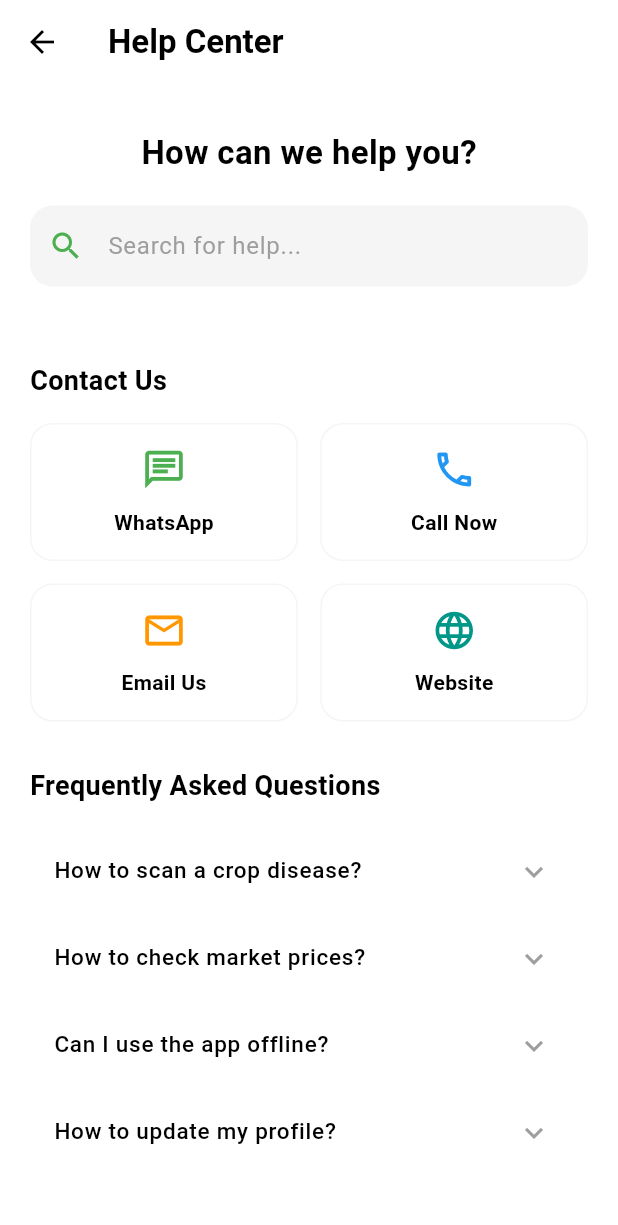
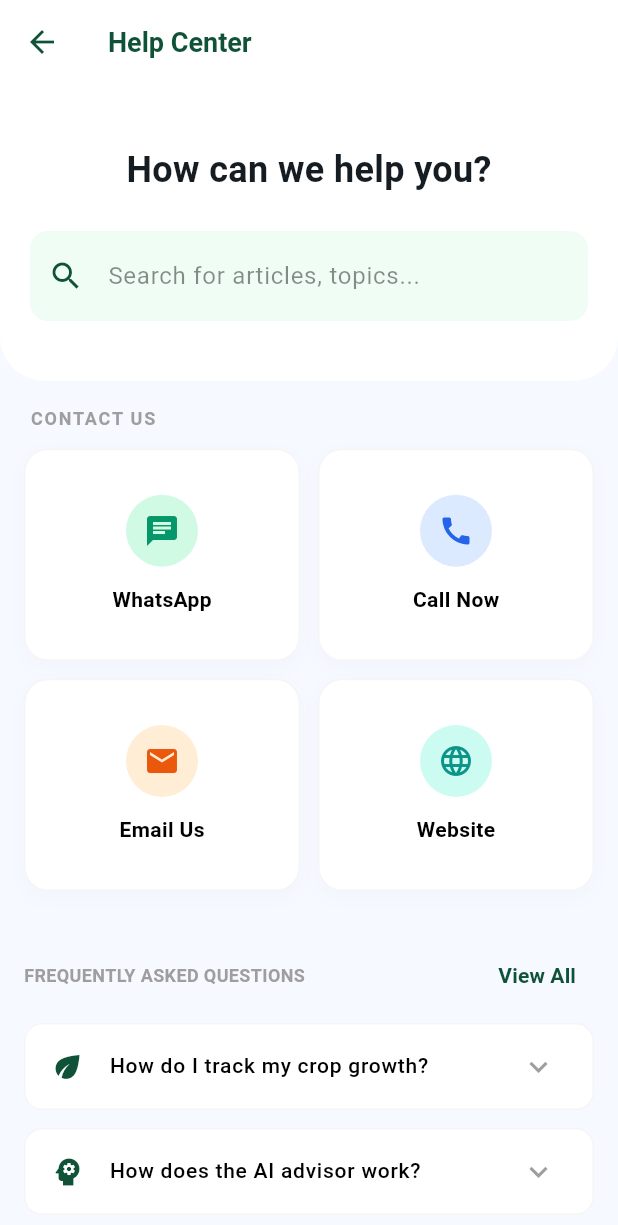
Before and after one commit to duvindupiyumika/govi_app, a Flutter app: the HelpCenterScreen screen opened directly, on a phone screen of 412 x 824 dp. Shown: the top 1225 px of the screen. Run offline on Flutter 3.47's test engine with Material 3 defaults, Android fonts, the light colour scheme and no system bars; our stand-ins replace cloud_firestore, firebase_core, flutter_dotenv, image_picker; accounts and stored records are empty.

Commit message:
Refactored Help Center UI and fixed image error

```diff
--- a/lib/screens/profile/help_center_screen.dart
+++ b/lib/screens/profile/help_center_screen.dart
@@ -5,58 +5,70 @@ class HelpCenterScreen extends StatelessWidget {
 
   @override
   Widget build(BuildContext context) {
-    final theme = Theme.of(context);
-    final isDark = theme.brightness == Brightness.dark;
+    const Color primaryEmerald = Color(0xFF0F5238);
+    const Color backgroundSurface = Color(0xFFF6F9FF);
+    const Color searchBarColor = Color(0xFFF0FDF4);
 
     return Scaffold(
-      // 🔥 මුළු පිටුවේම පසුබිම theme එක අනුව මාරු වේ
-      backgroundColor: theme.scaffoldBackgroundColor,
+      backgroundColor: backgroundSurface,
+
+      // --- Top App Bar ---
       appBar: AppBar(
-        title: const Text("Help Center", style: TextStyle(fontWeight: FontWeight.bold)),
+        backgroundColor: Colors.white,
         elevation: 0,
-        backgroundColor: theme.appBarTheme.backgroundColor,
-        iconTheme: theme.appBarTheme.iconTheme,
+        leading: IconButton(
+          icon: const Icon(Icons.arrow_back, color: primaryEmerald),
+          onPressed: () => Navigator.pop(context),
         ),
+        title: const Text(
+          "Help Center",
+          style: TextStyle(
+            color: primaryEmerald,
+            fontWeight: FontWeight.bold,
+            fontSize: 18,
+          ),
+        ),
+        surfaceTintColor: Colors.transparent,
+      ),
+
       body: SingleChildScrollView(
         child: Column(
           children: [
             // --- Header & Search Section ---
             Container(
               width: double.infinity,
-              padding: const EdgeInsets.symmetric(horizontal: 20, vertical: 30),
-              decoration: BoxDecoration(
-                // 🔥 Gemini Surface Color එක මෙතනට වැටෙනවා
-                color: theme.colorScheme.surface,
-                borderRadius: const BorderRadius.only(
+              padding: const EdgeInsets.symmetric(horizontal: 20, vertical: 40),
+              decoration: const BoxDecoration(
+                color: Colors.white,
+                borderRadius: BorderRadius.only(
                   bottomLeft: Radius.circular(30),
                   bottomRight: Radius.circular(30),
                 ),
               ),
               child: Column(
                 children: [
-                  Text(
+                  const Text(
                     "How can we help you?",
                     style: TextStyle(
-                      fontSize: 22,
+                      fontSize: 24,
                       fontWeight: FontWeight.bold,
-                      color: theme.colorScheme.onSurface, // 🔥 Adaptive Text
+                      color: Color(0xFF151C22),
                     ),
                   ),
-                  const SizedBox(height: 20),
+                  const SizedBox(height: 24),
+
                   Container(
                     decoration: BoxDecoration(
-                      // 🔥 Search bar එක පේන්න පොඩි වෙනසක් කළා
-                      color: isDark ? Colors.black38 : Colors.grey[100],
-                      borderRadius: BorderRadius.circular(15),
+                      color: searchBarColor,
+                      borderRadius: BorderRadius.circular(12),
                     ),
-                    child: TextField(
-                      style: TextStyle(color: theme.colorScheme.onSurface),
+                    child: const TextField(
                       decoration: InputDecoration(
-                        hintText: "Search for help...",
-                        hintStyle: TextStyle(color: isDark ? Colors.white38 : Colors.grey),
-                        prefixIcon: const Icon(Icons.search, color: Colors.green),
+                        hintText: "Search for articles, topics...",
+                        hintStyle: TextStyle(color: Colors.black45),
+                        prefixIcon: Icon(Icons.search, color: primaryEmerald),
                         border: InputBorder.none,
-                        contentPadding: const EdgeInsets.symmetric(vertical: 15),
+                        contentPadding: EdgeInsets.symmetric(vertical: 18),
                       ),
                     ),
                   ),
@@ -65,52 +77,97 @@ class HelpCenterScreen extends StatelessWidget {
             ),
 
             Padding(
-              padding: const EdgeInsets.all(20.0),
+              padding: const EdgeInsets.all(16.0),
               child: Column(
                 crossAxisAlignment: CrossAxisAlignment.start,
                 children: [
-                  // --- Contact Options Grid ---
-                  Text(
-                      "Contact Us",
+
+                  // --- Contact Us Section ---
+                  const Padding(
+                    padding: EdgeInsets.only(left: 4, bottom: 12),
+                    child: Text(
+                      "CONTACT US",
                       style: TextStyle(
-                          fontSize: 18,
+                        fontSize: 12,
                         fontWeight: FontWeight.bold,
-                          color: theme.colorScheme.onSurface
-                      )
+                        color: Colors.grey,
+                        letterSpacing: 1.2,
                       ),
-                  const SizedBox(height: 15),
-                  Row(
+                    ),
+                  ),
+                  GridView.count(
+                    shrinkWrap: true,
+                    physics: const NeverScrollableScrollPhysics(),
+                    crossAxisCount: 2,
+                    crossAxisSpacing: 12,
+                    mainAxisSpacing: 12,
+                    childAspectRatio: 1.3,
                     children: [
-                      _buildContactCard(context, Icons.chat_outlined, "WhatsApp", Colors.green),
-                      const SizedBox(width: 15),
-                      _buildContactCard(context, Icons.call_outlined, "Call Now", Colors.blue),
-                    ],
-                  ),
-                  const SizedBox(height: 15),
-                  Row(
-                    children: [
-                      _buildContactCard(context, Icons.email_outlined, "Email Us", Colors.orange),
-                      const SizedBox(width: 15),
-                      _buildContactCard(context, Icons.language, "Website", Colors.teal),
+                      _buildContactCard(Icons.chat, "WhatsApp", const Color(0xFFD1FAE5), const Color(0xFF059669)),
+                      _buildContactCard(Icons.call, "Call Now", const Color(0xFFDBEAFE), const Color(0xFF2563EB)),
+                      _buildContactCard(Icons.email, "Email Us", const Color(0xFFFFEDD5), const Color(0xFFEA580C)),
+                      _buildContactCard(Icons.language, "Website", const Color(0xFFCCFBF1), const Color(0xFF0D9488)),
                     ],
                   ),
 
-                  const SizedBox(height: 30),
+                  const SizedBox(height: 32),
 
                   // --- FAQ Section ---
-                  Text(
-                      "Frequently Asked Questions",
-                      style: TextStyle(
-                          fontSize: 18,
-                          fontWeight: FontWeight.bold,
-                          color: theme.colorScheme.onSurface
-                      )
+                  Row(
+                    mainAxisAlignment: MainAxisAlignment.spaceBetween,
+                    children: [
+                      const Text(
+                        "FREQUENTLY ASKED QUESTIONS",
+                        style: TextStyle(fontSize: 12, fontWeight: FontWeight.bold, color: Colors.grey),
                       ),
-                  const SizedBox(height: 15),
-                  _buildFAQItem(context, "How to scan a crop disease?", "Go to AI Hub and click on 'Scan Disease' button to take a photo of your crop."),
-                  _buildFAQItem(context, "How to check market prices?", "You can find the latest market prices in the 'Market' tab in the bottom navigation."),
-                  _buildFAQItem(context, "Can I use the app offline?", "Basic information is available offline, but AI analysis requires an internet connection."),
-                  _buildFAQItem(context, "How to update my profile?", "Go to Profile tab and click on 'Manage Profile' to change your details."),
+                      TextButton(
+                        onPressed: () {},
+                        child: const Text("View All", style: TextStyle(color: primaryEmerald, fontWeight: FontWeight.bold)),
+                      ),
+                    ],
+                  ),
+                  const SizedBox(height: 8),
+                  _buildFAQItem(Icons.eco, "How do I track my crop growth?"),
+                  _buildFAQItem(Icons.psychology, "How does the AI advisor work?"),
+                  _buildFAQItem(Icons.shopping_cart, "Can I sell my produce on Market?"),
+                  _buildFAQItem(Icons.history_edu, "Where can I find learning resources?"),
+
+                  const SizedBox(height: 32),
+
+                  // --- Support Banner Section ---
+                  Container(
+                    width: double.infinity,
+                    padding: const EdgeInsets.all(24),
+                    decoration: BoxDecoration(
+                      color: const Color(0xFF115E59), // Dark Teal/Emerald
+                      borderRadius: BorderRadius.circular(20),
+                    ),
+                    child: Column(
+                      crossAxisAlignment: CrossAxisAlignment.start,
+                      children: [
+                        const Text(
+                          "Need 24/7 Technical Support?",
+                          style: TextStyle(color: Colors.white, fontSize: 18, fontWeight: FontWeight.bold),
+                        ),
+                        const SizedBox(height: 8),
+                        const Text(
+                          "Our enterprise partners get dedicated account managers and priority support.",
+                          style: TextStyle(color: Colors.white70, fontSize: 13),
+                        ),
+                        const SizedBox(height: 16),
+                        ElevatedButton(
+                          onPressed: () {},
+                          style: ElevatedButton.styleFrom(
+                            backgroundColor: Colors.white,
+                            foregroundColor: primaryEmerald,
+                            shape: RoundedRectangleBorder(borderRadius: BorderRadius.circular(20)),
+                          ),
+                          child: const Text("Upgrade Now"),
+                        ),
+                      ],
+                    ),
+                  ),
+                  const SizedBox(height: 100),
                 ],
               ),
             ),
@@ -120,55 +177,47 @@ class HelpCenterScreen extends StatelessWidget {
     );
   }
 
-  Widget _buildContactCard(BuildContext context, IconData icon, String title, Color color) {
-    final isDark = Theme.of(context).brightness == Brightness.dark;
+  // --- Helper Widgets ---
 
-    return Expanded(
-      child: Container(
-        padding: const EdgeInsets.all(15),
+  Widget _buildContactCard(IconData icon, String title, Color bgColor, Color iconColor) {
+    return Container(
       decoration: BoxDecoration(
-          color: Theme.of(context).colorScheme.surface, // 🔥 Adaptive Card
-          borderRadius: BorderRadius.circular(15),
-          border: Border.all(color: isDark ? Colors.white10 : Colors.grey.withOpacity(0.1)),
+        color: Colors.white,
+        borderRadius: BorderRadius.circular(16),
+        border: Border.all(color: Colors.grey.withOpacity(0.1)),
+        boxShadow: [
+          BoxShadow(color: Colors.black.withOpacity(0.02), blurRadius: 10, offset: const Offset(0, 4)),
+        ],
       ),
       child: Column(
+        mainAxisAlignment: MainAxisAlignment.center,
         children: [
-            Icon(icon, color: color, size: 30),
-            const SizedBox(height: 10),
-            Text(
-                title,
-                style: TextStyle(
-                    fontWeight: FontWeight.bold,
-                    color: Theme.of(context).colorScheme.onSurface
-                )
+          Container(
+            padding: const EdgeInsets.all(12),
+            decoration: BoxDecoration(color: bgColor, shape: BoxShape.circle),
+            child: Icon(icon, color: iconColor, size: 24),
           ),
+          const SizedBox(height: 12),
+          Text(title, style: const TextStyle(fontWeight: FontWeight.bold, fontSize: 14)),
         ],
-        ),
       ),
     );
   }
 
-  Widget _buildFAQItem(BuildContext context, String question, String answer) {
-    return ExpansionTile(
-      title: Text(
-          question,
-          style: TextStyle(
-              fontWeight: FontWeight.w500,
-              fontSize: 15,
-              color: Theme.of(context).colorScheme.onSurface
-          )
+  Widget _buildFAQItem(IconData icon, String question) {
+    return Container(
+      margin: const EdgeInsets.only(bottom: 12),
+      decoration: BoxDecoration(
+        color: Colors.white,
+        borderRadius: BorderRadius.circular(12),
+        border: Border.all(color: Colors.grey.withOpacity(0.1)),
       ),
-      iconColor: Colors.green,
-      collapsedIconColor: Colors.grey,
-      children: [
-        Padding(
-          padding: const EdgeInsets.symmetric(horizontal: 16, vertical: 10),
-          child: Text(
-              answer,
-              style: const TextStyle(color: Colors.grey, height: 1.5)
+      child: ListTile(
+        leading: Icon(icon, color: const Color(0xFF0F5238)),
+        title: Text(question, style: const TextStyle(fontSize: 14, fontWeight: FontWeight.w500)),
+        trailing: const Icon(Icons.expand_more, color: Colors.grey),
+        onTap: () {},
       ),
-        ),
-      ],
     );
   }
 }
--- a/lib/screens/profile/manage_profile_screen.dart
+++ b/lib/screens/profile/manage_profile_screen.dart
@@ -1,4 +1,4 @@
-import 'dart:convert'; // 🔥 Base64 සඳහා අනිවාර්යයි
+import 'dart:convert';
 import 'dart:io';
 import 'package:flutter/material.dart';
 import 'package:cloud_firestore/cloud_firestore.dart';
@@ -20,7 +20,7 @@ class _ManageProfileScreenState extends State<ManageProfileScreen> {
   late TextEditingController _regionController;
 
   bool _isUpdating = false;
-  String? _base64Image; // 🔥 පින්තූරය string එකක් විදිහට තියාගන්න
+  String? _base64Image;
   final ImagePicker _picker = ImagePicker();
 
   final List<String> _slDistricts = [
@@ -48,12 +48,12 @@ class _ManageProfileScreenState extends State<ManageProfileScreen> {
     super.dispose();
   }
 
-  // 🔥 Image එක තෝරාගෙන ඒක Base64 වලට හරවන Function එක
+
   Future<void> _pickImage() async {
     final XFile? pickedFile = await _picker.pickImage(
       source: ImageSource.gallery,
-      imageQuality: 30, // ⚠️ වැදගත්: Firestore එකේ සීමාවන් නිසා quality එක අඩු කරන්න
-      maxWidth: 400,    // size එකත් අඩු කරන්න
+      imageQuality: 30,
+      maxWidth: 400,
     );
 
     if (pickedFile != null) {
--- a/lib/screens/profile/profile_screen.dart
+++ b/lib/screens/profile/profile_screen.dart
@@ -4,7 +4,7 @@ import 'package:provider/provider.dart';
 import 'manage_profile_screen.dart';
 import 'notification_screen.dart';
 import 'theme_provider.dart';
-import 'help_center_screen.dart'; // 🔥 Help Center එක Import කළා
+import 'help_center_screen.dart';
 
 class ProfileScreen extends StatefulWidget {
   const ProfileScreen({super.key});
@@ -188,7 +188,6 @@ class _ProfileScreenState extends State<ProfileScreen> {
             Text(t['support']!, style: const TextStyle(fontSize: 14, fontWeight: FontWeight.bold, color: Colors.grey)),
             const SizedBox(height: 8),
             _buildSectionBox([
-              // 🔥 Help Center එකට Navigate වෙන කොටස
               _buildMenuItem(
                 Icons.help_outline,
                 t['help']!,
```
Lines whose indentation alone changed are shown as unchanged.
